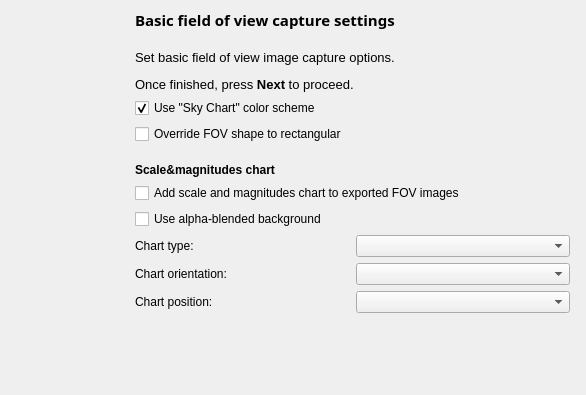
Old version of the form kstars/printing/pwizfovconfig.ui in the repository KDE/kstars.
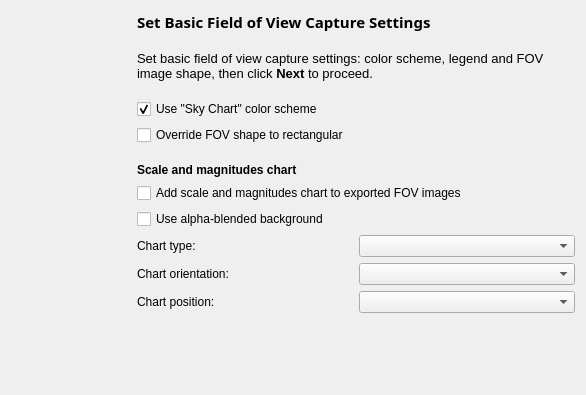
New version of the form.

Commit message: A few cosmetic changes & finished docs :-)

```diff
--- a/kstars/printing/pwizfovconfig.ui
+++ b/kstars/printing/pwizfovconfig.ui
@@ -10,18 +10,18 @@
     <height>395</height>
    </rect>
   </property>
+  <property name="minimumSize">
+   <size>
+    <width>586</width>
+    <height>395</height>
+   </size>
+  </property>
   <property name="windowTitle">
    <string>Form</string>
   </property>
+  <layout class="QHBoxLayout" name="horizontalLayout">
+   <item>
   <widget class="QLabel" name="banner">
-   <property name="geometry">
-    <rect>
-     <x>9</x>
-     <y>17</y>
-     <width>120</width>
-     <height>360</height>
-    </rect>
-   </property>
    <property name="sizePolicy">
     <sizepolicy hsizetype="Fixed" vsizetype="Fixed">
      <horstretch>0</horstretch>
@@ -38,15 +38,8 @@
     <string/>
    </property>
   </widget>
-  <widget class="QWidget" name="">
-   <property name="geometry">
-    <rect>
-     <x>135</x>
-     <y>9</y>
-     <width>435</width>
-     <height>369</height>
-    </rect>
-   </property>
+   </item>
+   <item>
    <layout class="QVBoxLayout" name="fovConfigLayout">
     <property name="spacing">
      <number>6</number>
@@ -68,7 +61,7 @@
        </font>
       </property>
       <property name="text">
-       <string>Basic field of view capture settings</string>
+        <string>Set Basic Field of View Capture Settings</string>
       </property>
      </widget>
     </item>
@@ -83,7 +76,7 @@
       <property name="sizeHint" stdset="0">
        <size>
         <width>20</width>
-        <height>13</height>
+         <height>12</height>
        </size>
       </property>
      </spacer>
@@ -95,14 +88,29 @@
 &lt;html&gt;&lt;head&gt;&lt;meta name=&quot;qrichtext&quot; content=&quot;1&quot; /&gt;&lt;style type=&quot;text/css&quot;&gt;
 p, li { white-space: pre-wrap; }
 &lt;/style&gt;&lt;/head&gt;&lt;body style=&quot; font-family:'Sans'; font-size:10pt; font-weight:400; font-style:normal;&quot;&gt;
-&lt;p style=&quot; margin-top:12px; margin-bottom:12px; margin-left:0px; margin-right:0px; -qt-block-indent:0; text-indent:0px;&quot;&gt;Set basic field of view image capture options.&lt;/p&gt;
-&lt;p style=&quot; margin-top:12px; margin-bottom:12px; margin-left:0px; margin-right:0px; -qt-block-indent:0; text-indent:0px;&quot;&gt;Once finished, press &lt;span style=&quot; font-weight:600;&quot;&gt;Next&lt;/span&gt; to proceed.&lt;/p&gt;&lt;/body&gt;&lt;/html&gt;</string>
+&lt;p style=&quot; margin-top:12px; margin-bottom:12px; margin-left:0px; margin-right:0px; -qt-block-indent:0; text-indent:0px;&quot;&gt;Set basic field of view capture settings: color scheme, legend and FOV image shape, then click &lt;span style=&quot; font-weight:600;&quot;&gt;Next&lt;/span&gt; to proceed.&lt;/p&gt;&lt;/body&gt;&lt;/html&gt;</string>
       </property>
       <property name="wordWrap">
        <bool>true</bool>
       </property>
      </widget>
     </item>
+     <item>
+      <spacer name="verticalSpacer_2">
+       <property name="orientation">
+        <enum>Qt::Vertical</enum>
+       </property>
+       <property name="sizeType">
+        <enum>QSizePolicy::Fixed</enum>
+       </property>
+       <property name="sizeHint" stdset="0">
+        <size>
+         <width>20</width>
+         <height>12</height>
+        </size>
+       </property>
+      </spacer>
+     </item>
     <item>
      <widget class="QCheckBox" name="switchColorsBox">
       <property name="text">
@@ -131,7 +139,7 @@
       <property name="sizeHint" stdset="0">
        <size>
         <width>20</width>
-        <height>13</height>
+         <height>12</height>
        </size>
       </property>
      </spacer>
@@ -145,7 +153,7 @@
        </font>
       </property>
       <property name="text">
-       <string>Scale&amp;magnitudes chart</string>
+        <string>Scale and magnitudes chart</string>
       </property>
      </widget>
     </item>
@@ -214,7 +222,8 @@
      </spacer>
     </item>
    </layout>
-  </widget>
+   </item>
+  </layout>
  </widget>
  <resources/>
  <connections/>
```
Lines whose indentation alone changed are shown as unchanged. The commit also changes 15 other files.
